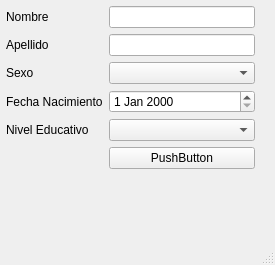
The window that Gui/historia_clinica.ui (pclbusto/HistoriaClinica) describes before a commit, drawn with Qt 5.
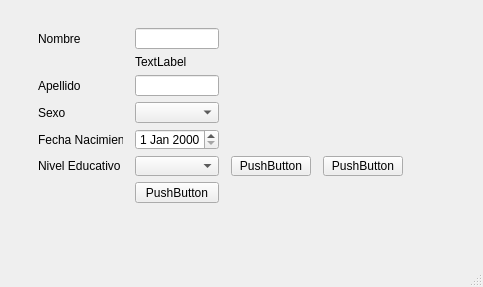
The same window after the commit.

Commit message: carga de prototipo de interfaz grafica en pencil

```diff
--- a/Gui/historia_clinica.ui
+++ b/Gui/historia_clinica.ui
@@ -6,8 +6,8 @@
    <rect>
     <x>0</x>
     <y>0</y>
-    <width>275</width>
-    <height>265</height>
+    <width>483</width>
+    <height>287</height>
    </rect>
   </property>
   <property name="windowTitle">
@@ -17,77 +17,113 @@
    <widget class="QWidget" name="formLayoutWidget">
     <property name="geometry">
      <rect>
-      <x>0</x>
-      <y>0</y>
-      <width>261</width>
-      <height>205</height>
+      <x>20</x>
+      <y>10</y>
+      <width>401</width>
+      <height>211</height>
      </rect>
     </property>
-    <layout class="QFormLayout" name="formLayout">
+    <layout class="QGridLayout" name="gridLayout">
+     <property name="sizeConstraint">
+      <enum>QLayout::SetMaximumSize</enum>
+     </property>
      <property name="leftMargin">
-      <number>6</number>
+      <number>18</number>
      </property>
      <property name="topMargin">
-      <number>6</number>
+      <number>18</number>
      </property>
      <property name="rightMargin">
-      <number>6</number>
+      <number>18</number>
      </property>
      <property name="bottomMargin">
+      <number>18</number>
+     </property>
+     <property name="horizontalSpacing">
+      <number>12</number>
+     </property>
+     <property name="verticalSpacing">
       <number>6</number>
      </property>
-     <item row="0" column="1">
-      <widget class="QLineEdit" name="lineEdit"/>
+     <item row="1" column="1">
+      <widget class="QLabel" name="label_6">
+       <property name="text">
+        <string>TextLabel</string>
+       </property>
+      </widget>
+     </item>
+     <item row="5" column="2">
+      <widget class="QPushButton" name="pushButton_2">
+       <property name="text">
+        <string>PushButton</string>
+       </property>
+      </widget>
+     </item>
+     <item row="5" column="1">
+      <widget class="QComboBox" name="comboBox_2"/>
+     </item>
+     <item row="6" column="1">
+      <widget class="QPushButton" name="pushButton">
+       <property name="text">
+        <string>PushButton</string>
+       </property>
+      </widget>
      </item>
      <item row="0" column="0">
       <widget class="QLabel" name="label">
+       <property name="layoutDirection">
+        <enum>Qt::LeftToRight</enum>
+       </property>
+       <property name="autoFillBackground">
+        <bool>false</bool>
+       </property>
        <property name="text">
         <string>Nombre</string>
        </property>
       </widget>
      </item>
-     <item row="1" column="1">
-      <widget class="QLineEdit" name="lineEdit_2"/>
+     <item row="3" column="1">
+      <widget class="QComboBox" name="comboBox"/>
      </item>
-     <item row="1" column="0">
-      <widget class="QLabel" name="label_2">
-       <property name="text">
-        <string>Apellido</string>
-       </property>
-      </widget>
-     </item>
-     <item row="2" column="0">
+     <item row="3" column="0">
       <widget class="QLabel" name="label_3">
        <property name="text">
         <string>Sexo</string>
        </property>
       </widget>
      </item>
-     <item row="3" column="0">
-      <widget class="QLabel" name="label_4">
-       <property name="text">
-        <string>Fecha Nacimiento</string>
-       </property>
-      </widget>
-     </item>
-     <item row="2" column="1">
-      <widget class="QComboBox" name="comboBox"/>
-     </item>
-     <item row="3" column="1">
-      <widget class="QDateEdit" name="dateEdit"/>
-     </item>
-     <item row="4" column="0">
+     <item row="5" column="0">
       <widget class="QLabel" name="label_5">
        <property name="text">
         <string>Nivel Educativo</string>
        </property>
       </widget>
      </item>
+     <item row="2" column="1">
+      <widget class="QLineEdit" name="lineEdit_2"/>
+     </item>
+     <item row="4" column="0">
+      <widget class="QLabel" name="label_4">
+       <property name="text">
+        <string>Fecha Nacimiento</string>
+       </property>
+      </widget>
+     </item>
      <item row="4" column="1">
-      <widget class="QComboBox" name="comboBox_2"/>
+      <widget class="QDateEdit" name="dateEdit"/>
      </item>
-     <item row="5" column="1">
-      <widget class="QPushButton" name="pushButton">
+     <item row="0" column="1">
+      <widget class="QLineEdit" name="lineEdit"/>
+     </item>
+     <item row="2" column="0">
+      <widget class="QLabel" name="label_2">
+       <property name="text">
+        <string>Apellido</string>
+       </property>
+      </widget>
+     </item>
+     <item row="5" column="3">
+      <widget class="QPushButton" name="pushButton_3">
        <property name="text">
         <string>PushButton</string>
        </property>
```
Left out of the diff: 4 changed lines with no effect on the pictures. The commit also changes 2 other files.
